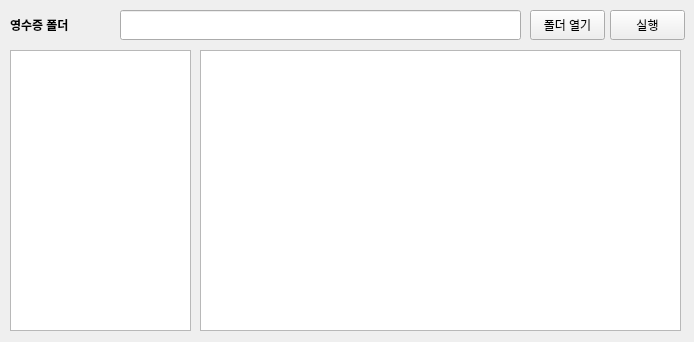
Before: the Qt Designer form ui/ui_main.ui in kookmin-sw/capstone-2025-46, drawn with Qt 5.
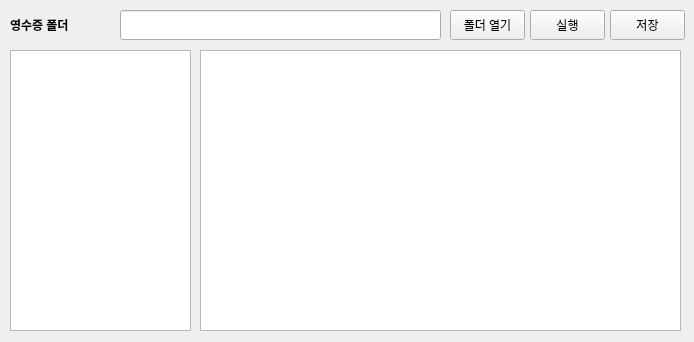
After: the same form once the commit is applied.

Commit message: 결과 저장 기능 추가

Patch:
```diff
--- a/ui/ui_main.ui
+++ b/ui/ui_main.ui
@@ -37,7 +37,7 @@
     <rect>
      <x>120</x>
      <y>10</y>
-     <width>401</width>
+     <width>321</width>
      <height>30</height>
     </rect>
    </property>
@@ -45,7 +45,7 @@
   <widget class="QPushButton" name="btn_receipt_folder">
    <property name="geometry">
     <rect>
-     <x>530</x>
+     <x>450</x>
      <y>10</y>
      <width>75</width>
      <height>30</height>
@@ -58,7 +58,7 @@
   <widget class="QPushButton" name="btn_execute">
    <property name="geometry">
     <rect>
-     <x>610</x>
+     <x>530</x>
      <y>10</y>
      <width>75</width>
      <height>30</height>
@@ -88,6 +88,19 @@
     </rect>
    </property>
   </widget>
+  <widget class="QPushButton" name="btn_save">
+   <property name="geometry">
+    <rect>
+     <x>610</x>
+     <y>10</y>
+     <width>75</width>
+     <height>30</height>
+    </rect>
+   </property>
+   <property name="text">
+    <string>저장</string>
+   </property>
+  </widget>
  </widget>
  <resources/>
  <connections/>
```
The commit also changes 1 other file.
